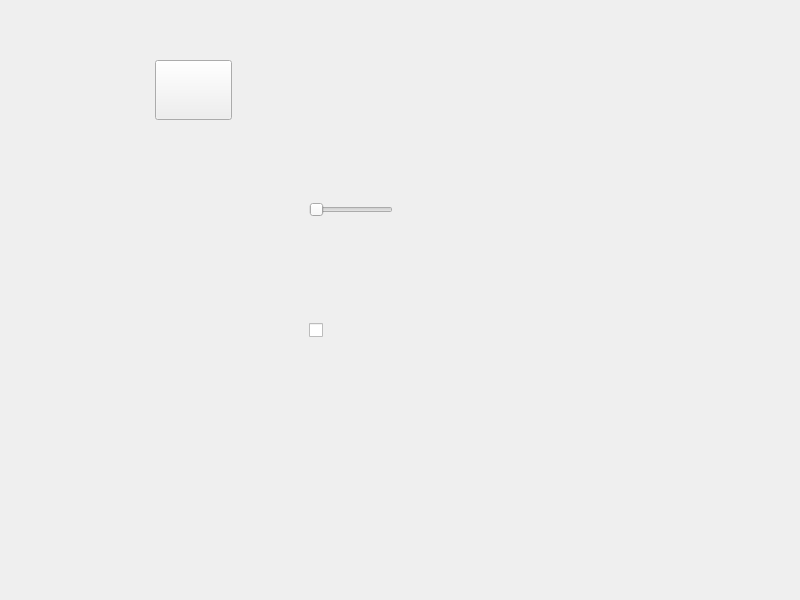
This is game.ui in TithSambath/Game-XO as Qt 5 draws it before an edit. The edited form follows.
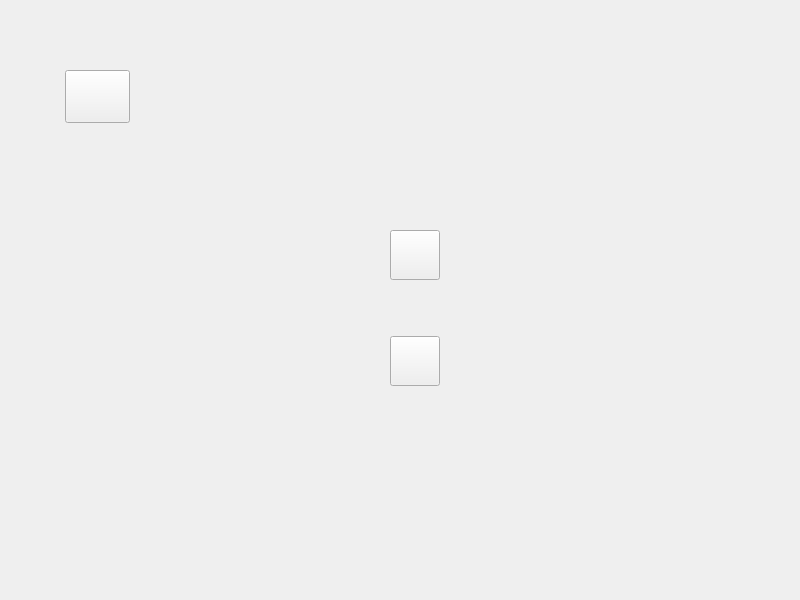
This is the edited form. The open tabs and pages were chosen to show the change. Icons and pictures are not drawn.

```diff
--- a/game.ui
+++ b/game.ui
@@ -677,60 +677,14 @@
         </property>
         <item row="0" column="0">
          <layout class="QGridLayout" name="gridLayout_7">
-          <item row="2" column="8">
-           <spacer name="verticalSpacer_15">
-            <property name="orientation">
-             <enum>Qt::Vertical</enum>
-            </property>
-            <property name="sizeHint" stdset="0">
-             <size>
-              <width>20</width>
-              <height>40</height>
-             </size>
-            </property>
-           </spacer>
-          </item>
-          <item row="3" column="3">
-           <widget class="QLabel" name="label">
-            <property name="styleSheet">
-             <string notr="true">border-image: url(:/music.png);</string>
-            </property>
-            <property name="text">
-             <string/>
-            </property>
-           </widget>
-          </item>
-          <item row="3" column="4">
-           <widget class="QSlider" name="horizontalSlider">
-            <property name="styleSheet">
-             <string notr="true"/>
-            </property>
-            <property name="orientation">
-             <enum>Qt::Horizontal</enum>
-            </property>
-           </widget>
-          </item>
-          <item row="0" column="2">
-           <spacer name="verticalSpacer_8">
-            <property name="orientation">
-             <enum>Qt::Vertical</enum>
-            </property>
-            <property name="sizeType">
-             <enum>QSizePolicy::MinimumExpanding</enum>
-            </property>
-            <property name="sizeHint" stdset="0">
-             <size>
-              <width>20</width>
-              <height>60</height>
-             </size>
-            </property>
-           </spacer>
-          </item>
           <item row="1" column="4">
-           <spacer name="horizontalSpacer_11">
+           <spacer name="horizontalSpacer_9">
             <property name="orientation">
              <enum>Qt::Horizontal</enum>
             </property>
+            <property name="sizeType">
+             <enum>QSizePolicy::Expanding</enum>
+            </property>
             <property name="sizeHint" stdset="0">
              <size>
               <width>40</width>
@@ -739,8 +693,8 @@
             </property>
            </spacer>
           </item>
-          <item row="3" column="8">
-           <spacer name="verticalSpacer_14">
+          <item row="6" column="11">
+           <spacer name="verticalSpacer_12">
             <property name="orientation">
              <enum>Qt::Vertical</enum>
             </property>
@@ -752,8 +706,8 @@
             </property>
            </spacer>
           </item>
-          <item row="8" column="8">
-           <spacer name="verticalSpacer_9">
+          <item row="2" column="11">
+           <spacer name="verticalSpacer_4">
             <property name="orientation">
              <enum>Qt::Vertical</enum>
             </property>
@@ -765,9 +719,22 @@
             </property>
            </spacer>
           </item>
-          <item row="9" column="8">
-           <spacer name="verticalSpacer">
+          <item row="1" column="10">
+           <spacer name="horizontalSpacer_15">
             <property name="orientation">
+             <enum>Qt::Horizontal</enum>
+            </property>
+            <property name="sizeHint" stdset="0">
+             <size>
+              <width>40</width>
+              <height>20</height>
+             </size>
+            </property>
+           </spacer>
+          </item>
+          <item row="5" column="11">
+           <spacer name="verticalSpacer_13">
+            <property name="orientation">
              <enum>Qt::Vertical</enum>
             </property>
             <property name="sizeHint" stdset="0">
@@ -778,7 +745,42 @@
             </property>
            </spacer>
           </item>
-          <item row="1" column="2">
+          <item row="4" column="7">
+           <widget class="QPushButton" name="Music_Pause">
+            <property name="minimumSize">
+             <size>
+              <width>50</width>
+              <height>50</height>
+             </size>
+            </property>
+            <property name="maximumSize">
+             <size>
+              <width>50</width>
+              <height>50</height>
+             </size>
+            </property>
+            <property name="styleSheet">
+             <string notr="true">border-image: url(:/complete check.png);</string>
+            </property>
+            <property name="text">
+             <string/>
+            </property>
+           </widget>
+          </item>
+          <item row="8" column="11">
+           <spacer name="verticalSpacer_10">
+            <property name="orientation">
+             <enum>Qt::Vertical</enum>
+            </property>
+            <property name="sizeHint" stdset="0">
+             <size>
+              <width>20</width>
+              <height>40</height>
+             </size>
+            </property>
+           </spacer>
+          </item>
+          <item row="1" column="1">
            <widget class="QPushButton" name="back_button">
             <property name="sizePolicy">
              <sizepolicy hsizetype="Expanding" vsizetype="Expanding">
@@ -789,8 +791,8 @@
             <property name="styleSheet">
              <string notr="true">QPushButton{
 	border-image: url(:/back of button.png);
-	max-width: 512px;
-	max-height: 512px;
+	max-width: 70px;
+	max-height: 54px;
 
 }
 QPushButton:hover{
@@ -805,95 +807,29 @@
             </property>
            </widget>
           </item>
-          <item row="4" column="8">
-           <spacer name="verticalSpacer_13">
-            <property name="orientation">
-             <enum>Qt::Vertical</enum>
-            </property>
-            <property name="sizeHint" stdset="0">
+          <item row="6" column="7">
+           <widget class="QPushButton" name="Sound_Pause">
+            <property name="minimumSize">
              <size>
-              <width>20</width>
-              <height>40</height>
+              <width>50</width>
+              <height>50</height>
              </size>
             </property>
-           </spacer>
-          </item>
-          <item row="1" column="7">
-           <spacer name="horizontalSpacer_15">
-            <property name="orientation">
-             <enum>Qt::Horizontal</enum>
-            </property>
-            <property name="sizeHint" stdset="0">
+            <property name="maximumSize">
              <size>
-              <width>40</width>
-              <height>20</height>
+              <width>50</width>
+              <height>50</height>
              </size>
             </property>
-           </spacer>
-          </item>
-          <item row="5" column="3">
-           <widget class="QLabel" name="label_2">
             <property name="styleSheet">
-             <string notr="true">border-image: url(:/SOUND.png);</string>
+             <string notr="true">border-image: url(:/complete check.png);</string>
             </property>
             <property name="text">
              <string/>
             </property>
            </widget>
           </item>
-          <item row="7" column="8">
-           <spacer name="verticalSpacer_10">
-            <property name="orientation">
-             <enum>Qt::Vertical</enum>
-            </property>
-            <property name="sizeHint" stdset="0">
-             <size>
-              <width>20</width>
-              <height>40</height>
-             </size>
-            </property>
-           </spacer>
-          </item>
-          <item row="1" column="6">
-           <spacer name="horizontalSpacer_14">
-            <property name="orientation">
-             <enum>Qt::Horizontal</enum>
-            </property>
-            <property name="sizeHint" stdset="0">
-             <size>
-              <width>40</width>
-              <height>20</height>
-             </size>
-            </property>
-           </spacer>
-          </item>
-          <item row="5" column="8">
-           <spacer name="verticalSpacer_12">
-            <property name="orientation">
-             <enum>Qt::Vertical</enum>
-            </property>
-            <property name="sizeHint" stdset="0">
-             <size>
-              <width>20</width>
-              <height>40</height>
-             </size>
-            </property>
-           </spacer>
-          </item>
-          <item row="6" column="8">
-           <spacer name="verticalSpacer_11">
-            <property name="orientation">
-             <enum>Qt::Vertical</enum>
-            </property>
-            <property name="sizeHint" stdset="0">
-             <size>
-              <width>20</width>
-              <height>40</height>
-             </size>
-            </property>
-           </spacer>
-          </item>
-          <item row="1" column="10">
+          <item row="1" column="13">
            <spacer name="horizontalSpacer_8">
             <property name="orientation">
              <enum>Qt::Horizontal</enum>
@@ -906,7 +842,62 @@
             </property>
            </spacer>
           </item>
-          <item row="1" column="5">
+          <item row="7" column="11">
+           <spacer name="verticalSpacer_11">
+            <property name="orientation">
+             <enum>Qt::Vertical</enum>
+            </property>
+            <property name="sizeHint" stdset="0">
+             <size>
+              <width>20</width>
+              <height>40</height>
+             </size>
+            </property>
+           </spacer>
+          </item>
+          <item row="10" column="11">
+           <spacer name="verticalSpacer">
+            <property name="orientation">
+             <enum>Qt::Vertical</enum>
+            </property>
+            <property name="sizeHint" stdset="0">
+             <size>
+              <width>20</width>
+              <height>40</height>
+             </size>
+            </property>
+           </spacer>
+          </item>
+          <item row="1" column="6">
+           <spacer name="horizontalSpacer_7">
+            <property name="orientation">
+             <enum>Qt::Horizontal</enum>
+            </property>
+            <property name="sizeHint" stdset="0">
+             <size>
+              <width>40</width>
+              <height>20</height>
+             </size>
+            </property>
+           </spacer>
+          </item>
+          <item row="0" column="1">
+           <spacer name="verticalSpacer_8">
+            <property name="orientation">
+             <enum>Qt::Vertical</enum>
+            </property>
+            <property name="sizeType">
+             <enum>QSizePolicy::MinimumExpanding</enum>
+            </property>
+            <property name="sizeHint" stdset="0">
+             <size>
+              <width>40</width>
+              <height>70</height>
+             </size>
+            </property>
+           </spacer>
+          </item>
+          <item row="1" column="8">
            <spacer name="horizontalSpacer_13">
             <property name="orientation">
              <enum>Qt::Horizontal</enum>
@@ -919,7 +910,72 @@
             </property>
            </spacer>
           </item>
+          <item row="9" column="11">
+           <spacer name="verticalSpacer_9">
+            <property name="orientation">
+             <enum>Qt::Vertical</enum>
+            </property>
+            <property name="sizeHint" stdset="0">
+             <size>
+              <width>20</width>
+              <height>40</height>
+             </size>
+            </property>
+           </spacer>
+          </item>
+          <item row="1" column="7">
+           <spacer name="horizontalSpacer_11">
+            <property name="orientation">
+             <enum>Qt::Horizontal</enum>
+            </property>
+            <property name="sizeHint" stdset="0">
+             <size>
+              <width>40</width>
+              <height>20</height>
+             </size>
+            </property>
+           </spacer>
+          </item>
+          <item row="1" column="3">
+           <spacer name="horizontalSpacer_17">
+            <property name="orientation">
+             <enum>Qt::Horizontal</enum>
+            </property>
+            <property name="sizeHint" stdset="0">
+             <size>
+              <width>40</width>
+              <height>20</height>
+             </size>
+            </property>
+           </spacer>
+          </item>
+          <item row="4" column="11">
+           <spacer name="verticalSpacer_14">
+            <property name="orientation">
+             <enum>Qt::Vertical</enum>
+            </property>
+            <property name="sizeHint" stdset="0">
+             <size>
+              <width>20</width>
+              <height>40</height>
+             </size>
+            </property>
+           </spacer>
+          </item>
           <item row="1" column="9">
+           <spacer name="horizontalSpacer_14">
+            <property name="orientation">
+             <enum>Qt::Horizontal</enum>
+            </property>
+            <property name="sizeHint" stdset="0">
+             <size>
+              <width>40</width>
+              <height>20</height>
+             </size>
+            </property>
+           </spacer>
+          </item>
+          <item row="1" column="12">
            <spacer name="horizontalSpacer_12">
             <property name="orientation">
              <enum>Qt::Horizontal</enum>
@@ -932,52 +988,7 @@
             </property>
            </spacer>
           </item>
-          <item row="1" column="0">
-           <spacer name="horizontalSpacer_7">
-            <property name="orientation">
-             <enum>Qt::Horizontal</enum>
-            </property>
-            <property name="sizeHint" stdset="0">
-             <size>
-              <width>40</width>
-              <height>20</height>
-             </size>
-            </property>
-           </spacer>
-          </item>
-          <item row="5" column="4">
-           <widget class="QCheckBox" name="checkBox">
-            <property name="sizePolicy">
-             <sizepolicy hsizetype="Minimum" vsizetype="MinimumExpanding">
-              <horstretch>0</horstretch>
-              <verstretch>0</verstretch>
-             </sizepolicy>
-            </property>
-            <property name="styleSheet">
-             <string notr="true">QpushButton
-{
-	max-width: 512px;max-height: 512px;
-}</string>
-            </property>
-            <property name="text">
-             <string/>
-            </property>
-           </widget>
-          </item>
-          <item row="1" column="1">
-           <spacer name="horizontalSpacer_9">
-            <property name="orientation">
-             <enum>Qt::Horizontal</enum>
-            </property>
-            <property name="sizeHint" stdset="0">
-             <size>
-              <width>40</width>
-              <height>20</height>
-             </size>
-            </property>
-           </spacer>
-          </item>
-          <item row="1" column="3">
+          <item row="1" column="5">
            <spacer name="horizontalSpacer_10">
             <property name="orientation">
              <enum>Qt::Horizontal</enum>
@@ -990,6 +1001,52 @@
             </property>
            </spacer>
           </item>
+          <item row="1" column="0">
+           <spacer name="horizontalSpacer_16">
+            <property name="orientation">
+             <enum>Qt::Horizontal</enum>
+            </property>
+            <property name="sizeHint" stdset="0">
+             <size>
+              <width>40</width>
+              <height>20</height>
+             </size>
+            </property>
+           </spacer>
+          </item>
+          <item row="3" column="11">
+           <spacer name="verticalSpacer_15">
+            <property name="orientation">
+             <enum>Qt::Vertical</enum>
+            </property>
+            <property name="sizeHint" stdset="0">
+             <size>
+              <width>20</width>
+              <height>40</height>
+             </size>
+            </property>
+           </spacer>
+          </item>
+          <item row="4" column="5">
+           <widget class="QLabel" name="label">
+            <property name="styleSheet">
+             <string notr="true">border-image: url(:/music.png);</string>
+            </property>
+            <property name="text">
+             <string/>
+            </property>
+           </widget>
+          </item>
+          <item row="6" column="5">
+           <widget class="QLabel" name="label_2">
+            <property name="styleSheet">
+             <string notr="true">border-image: url(:/SOUND.png);</string>
+            </property>
+            <property name="text">
+             <string/>
+            </property>
+           </widget>
+          </item>
          </layout>
         </item>
        </layout>
```
Left out of the diff: 26 changed lines with no effect on the pictures.
